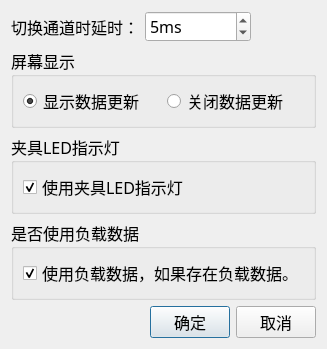
The window that MulitChannalBox/clsMultiChannelSettings.ui (caicaiking/WKEFactoryView2014) describes before a commit, drawn with Qt 5.
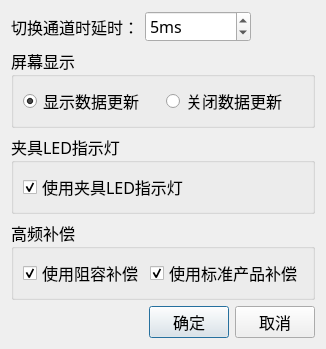
The same window after the commit.

Patch:
```diff
--- a/MulitChannalBox/clsMultiChannelSettings.ui
+++ b/MulitChannalBox/clsMultiChannelSettings.ui
@@ -169,9 +169,28 @@
       </font>
      </property>
      <property name="title">
-      <string>是否使用负载数据</string>
+      <string>高频补偿</string>
      </property>
-     <layout class="QVBoxLayout" name="verticalLayout_3">
+     <layout class="QHBoxLayout" name="horizontalLayout_4">
+      <item>
+       <widget class="QCheckBox" name="rbRCLoad">
+        <property name="font">
+         <font>
+          <family>楷体</family>
+          <pointsize>12</pointsize>
+         </font>
+        </property>
+        <property name="text">
+         <string>使用阻容补偿</string>
+        </property>
+        <property name="checked">
+         <bool>true</bool>
+        </property>
+        <property name="autoExclusive">
+         <bool>true</bool>
+        </property>
+       </widget>
+      </item>
       <item>
        <widget class="QCheckBox" name="radUserLoad">
         <property name="font">
@@ -181,7 +200,7 @@
          </font>
         </property>
         <property name="text">
-         <string>使用负载数据，如果存在负载数据。</string>
+         <string>使用标准产品补偿</string>
         </property>
         <property name="checked">
          <bool>true</bool>
```
Left out of the diff: 3 changed lines with no effect on the pictures.
